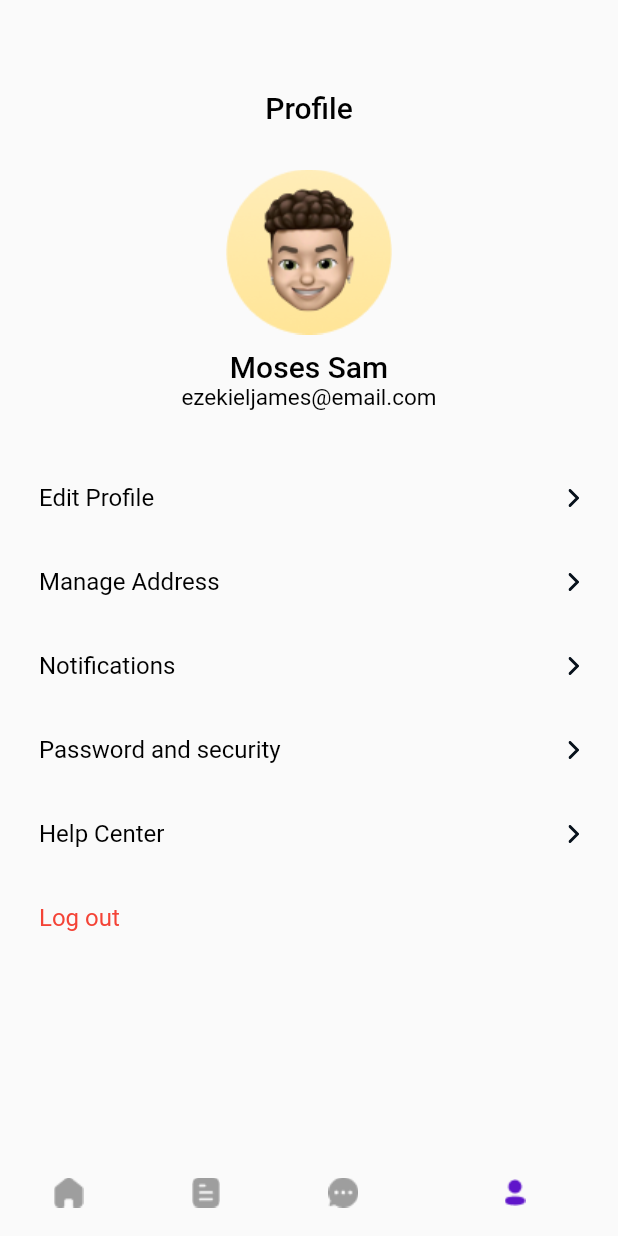
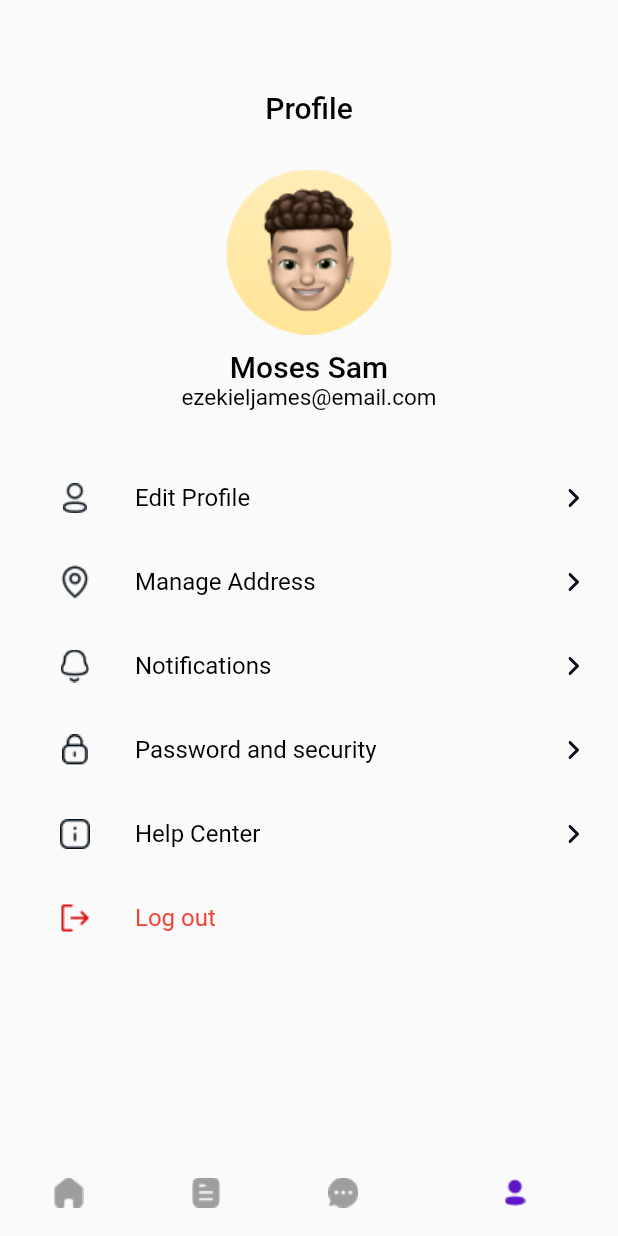
Before and after one commit to iyamujoshua/new_ondemand, a Flutter app: the ButtomNavigation screen opened by its route, item 4 of the bottom bar chosen, on a phone screen of 412 x 824 dp. Run offline on Flutter 3.47's test engine with Material 2 defaults, Android fonts, the light colour scheme and no system bars; our stand-ins replace flutter_svg, font_awesome_flutter, intl_phone_field, pinput, smooth_page_indicator; missing offline and left inert: custom_signin_buttons.

Commit message:
final commit

```diff
--- a/lib/screens/homepage/homepageDetail.dart
+++ b/lib/screens/homepage/homepageDetail.dart
@@ -124,7 +124,7 @@ class _HompageDeatailState extends State<HompageDeatail> {
                   GestureDetector(
                     onTap: () {
                        print("why");
-                      Navigator.pushNamed(context, '/EditableDateTime');
+                      // Navigator.pushNamed(context, '/EditableDateTime');
                     },
                     child: Column(
                       children: [
--- a/lib/screens/profile/profile.dart
+++ b/lib/screens/profile/profile.dart
@@ -58,7 +58,10 @@ class _profileState extends State<profile> {
               height: 20,
             ),
             ListTile(
-              // leading: IconButton(icon: Image.asset('asset/Vector.png'), onPressed: () {},),
+              leading: IconButton(
+                icon: Image.asset('asset/s1.png'),
+                onPressed: () {},
+              ),
               title: Text(
                 "Edit Profile",
                 style: TextStyle(fontSize: 16, color: Colors.black),
@@ -71,6 +74,10 @@ class _profileState extends State<profile> {
               },
             ),
             ListTile(
+              leading: IconButton(
+                icon: Image.asset('asset/s2.png'),
+                onPressed: () {},
+              ),
               title: Text(
                 "Manage Address",
                 style: TextStyle(fontSize: 16, color: Colors.black),
@@ -83,6 +90,10 @@ class _profileState extends State<profile> {
               },
             ),
             ListTile(
+              leading: IconButton(
+                icon: Image.asset('asset/s3.png'),
+                onPressed: () {},
+              ),
               title: Text(
                 "Notifications",
                 style: TextStyle(fontSize: 16, color: Colors.black),
@@ -96,6 +107,10 @@ class _profileState extends State<profile> {
               },
             ),
             ListTile(
+              leading: IconButton(
+                icon: Image.asset('asset/s4.png'),
+                onPressed: () {},
+              ),
               title: Text(
                 "Password and security",
                 style: TextStyle(fontSize: 16, color: Colors.black),
@@ -105,6 +120,10 @@ class _profileState extends State<profile> {
               ),
             ),
             ListTile(
+              leading: IconButton(
+                icon: Image.asset('asset/s5.png'),
+                onPressed: () {},
+              ),
               title: Text(
                 "Help Center",
                 style: TextStyle(fontSize: 16, color: Colors.black),
@@ -115,6 +134,10 @@ class _profileState extends State<profile> {
             ),
 
             ListTile(
+              leading: IconButton(
+                icon: Image.asset('asset/s6.png'),
+                onPressed: () {},
+              ),
               title: Text(
                 "Log out",
                 style: TextStyle(fontSize: 16, color: Colors.red),
```
Also changed, not shown: asset/s1.png (added), asset/s2.png (added), asset/s3.png (added), asset/s4.png (added), asset/s5.png (added), asset/s6.png (added).
